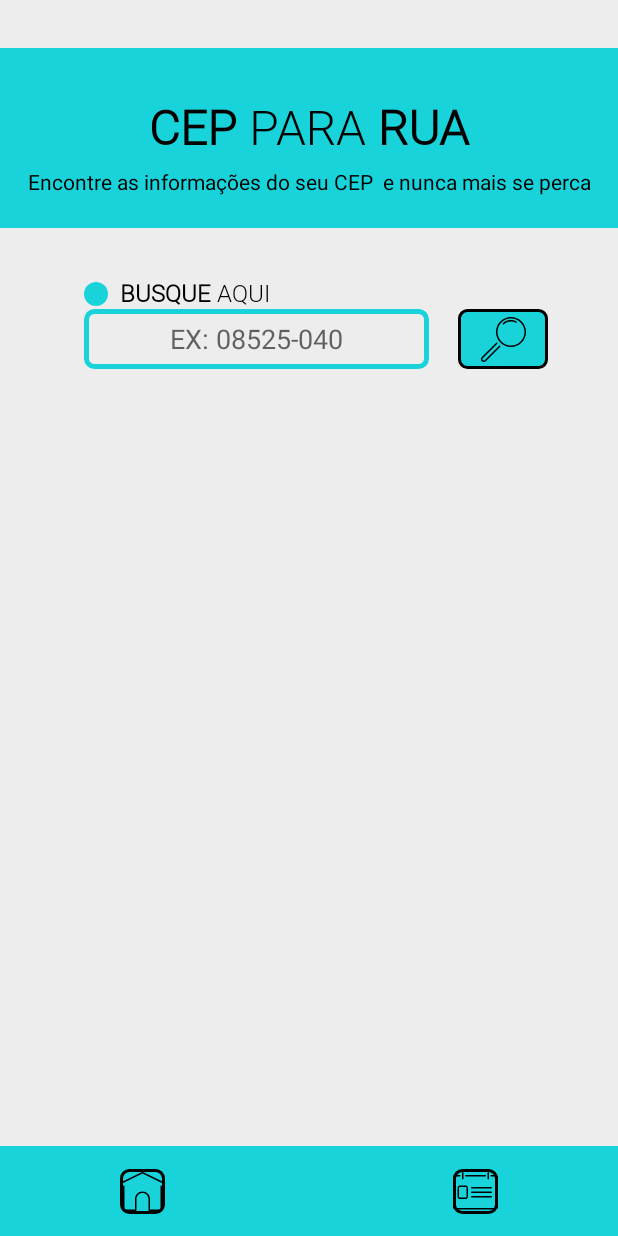
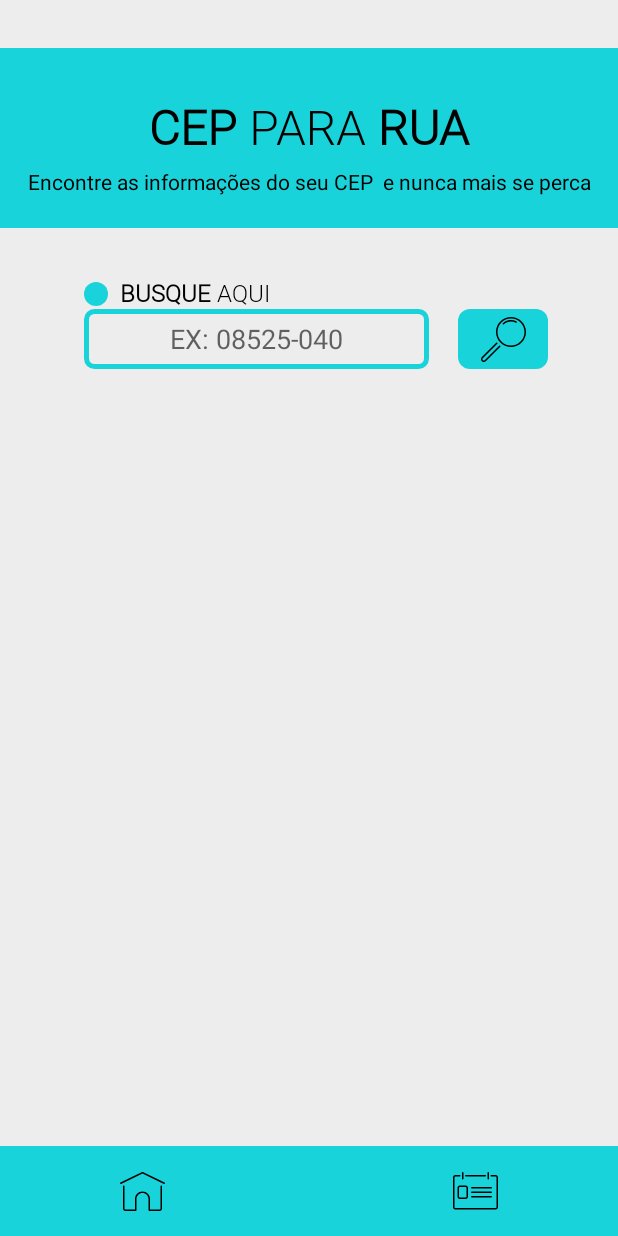
Before and after one commit to gui-ss/Busca-Cep, an Android app: the Home screen opened through its navigation route, on a phone screen of 412 x 824 dp. Run offline under Robolectric (Android 15) with nearby library versions, the phone set to English and light mode, and no system bars.

Commit message:
Button Style

```diff
--- a/app/src/main/res/drawable/style_btn.xml
+++ b/app/src/main/res/drawable/style_btn.xml
@@ -3,16 +3,10 @@
     android:shape="rectangle">
 
     <corners
-        android:radius="5dp"
+        android:radius="8dp"
         />
 
     <solid android:color="#19d3da"
         />
 
-    <stroke
-        android:width="2dp"
-        android:color="@android:color/background_dark"
-        />
-
-
 </shape>
```
